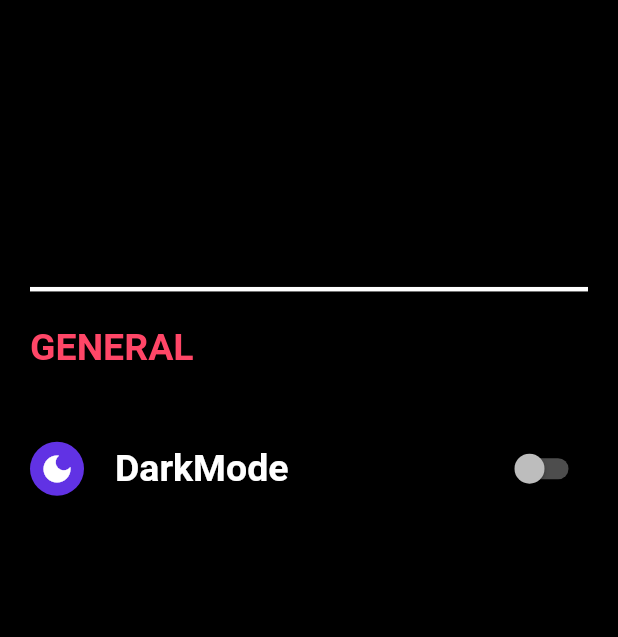
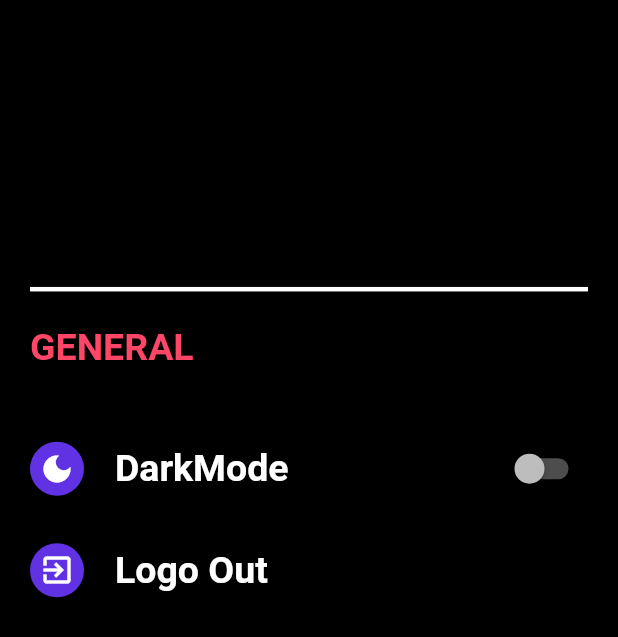
Before and after one commit to Mohammed-Salem2022/shoping-, a Flutter app: the SettingsScreen screen opened directly, on a phone screen of 412 x 824 dp. Shown: the top 637 px of the screen. Run offline on Flutter 3.47's test engine with Material 2 defaults, Android fonts, the phone set to English and light mode, and no system bars; our stand-ins replace badges, carousel_slider, cloud_firestore, firebase_auth, firebase_core, flutter_rating_bar and 5 more; missing offline and left inert: flutter_facebook_auth; accounts and stored records are empty; network calls fail; statements that could not run were skipped.

Commit message:
16 commit

```diff
--- a/lib/view/sereen/setting/logout_widget.dart
+++ b/lib/view/sereen/setting/logout_widget.dart
@@ -4,9 +4,42 @@
 import 'package:get/get.dart';
 import 'package:flutter/material.dart';
 
+import '../../../controller/auth_controller.dart';
+import '../../../utils/theme.dart';
+import '../../widgets/text_Utils.dart';
+
  class LogoutWidget extends StatelessWidget {
+   final controller=Get.find<AuthController>();
    @override
    Widget build(BuildContext context) {
-     return Container();
+     return Row(children: [
+       Container(
+         padding: EdgeInsets.all(6),
+
+
+         decoration: BoxDecoration(
+             shape: BoxShape.circle,
+             color:Get.isDarkMode? Color(0xff6132e4):mainColor
+
+         ),
+         child: Icon(Icons.exit_to_app_outlined),
+       ),
+       SizedBox(width: MediaQuery.of(context).size.width*0.05,),
+      InkWell(
+          splashColor:Get.isDarkMode? pinkClr: mainColor,
+          customBorder: StadiumBorder(),
+          child: TextUtils(
+          text: 'Logo Out',
+          fontWeight: FontWeight.bold,
+          color: Get.isDarkMode?Colors.white:Colors.black ,
+          fontsize: 25) ,
+          onTap: (){
+            controller.signOutFromApp();
+
+      },
+      )
+
+     ],);
+
    }
  }
--- a/lib/view/sereen/settings_screen.dart
+++ b/lib/view/sereen/settings_screen.dart
@@ -17,7 +17,7 @@ class SettingsScreen extends StatelessWidget{
    SettingsScreen({Key? key}) : super(key: key);
 
 
-  final controller=Get.find<AuthController>();
+
   @override
   Widget build(BuildContext context) {
     double sizeHeight= MediaQuery.of(context).size.height;
@@ -37,26 +37,13 @@ class SettingsScreen extends StatelessWidget{
              color:Get.isDarkMode? pinkClr:mainColor, fontsize: 25),
          SizedBox(height:sizeHeight*0.05 ,),
          DarkModeWidget(),
-         SizedBox(height:sizeHeight*0.05 ,),
+       //  SizedBox(height:sizeHeight*0.03 ,),
         // LanguageWidget()
-         SizedBox(height:sizeHeight*0.05 ,),
+         SizedBox(height:sizeHeight*0.03 ,),
          LogoutWidget(),
          ]) ,
      ),
-      // body: Column(children: [  InkWell(
-      //     onTap: (){
-      //       ThemeDarkController().ChangeThemedark();
-      //     },
-      //     child: Center(child:  Text('ChangeMode',style: TextStyle(color: Get.isDarkMode?Colors.white:Colors.black,)),)),
-      //   InkWell(
-      //     onTap: (){
-      //       controller.signOutFromApp();
-      //     },
-      //     child: Center(child:  Text('SignOut',style: TextStyle(color: Get.isDarkMode?Colors.white:Colors.black,)),)),
-      //
-      //
-      // ]
-      // )
+
     );
   }
 
```
